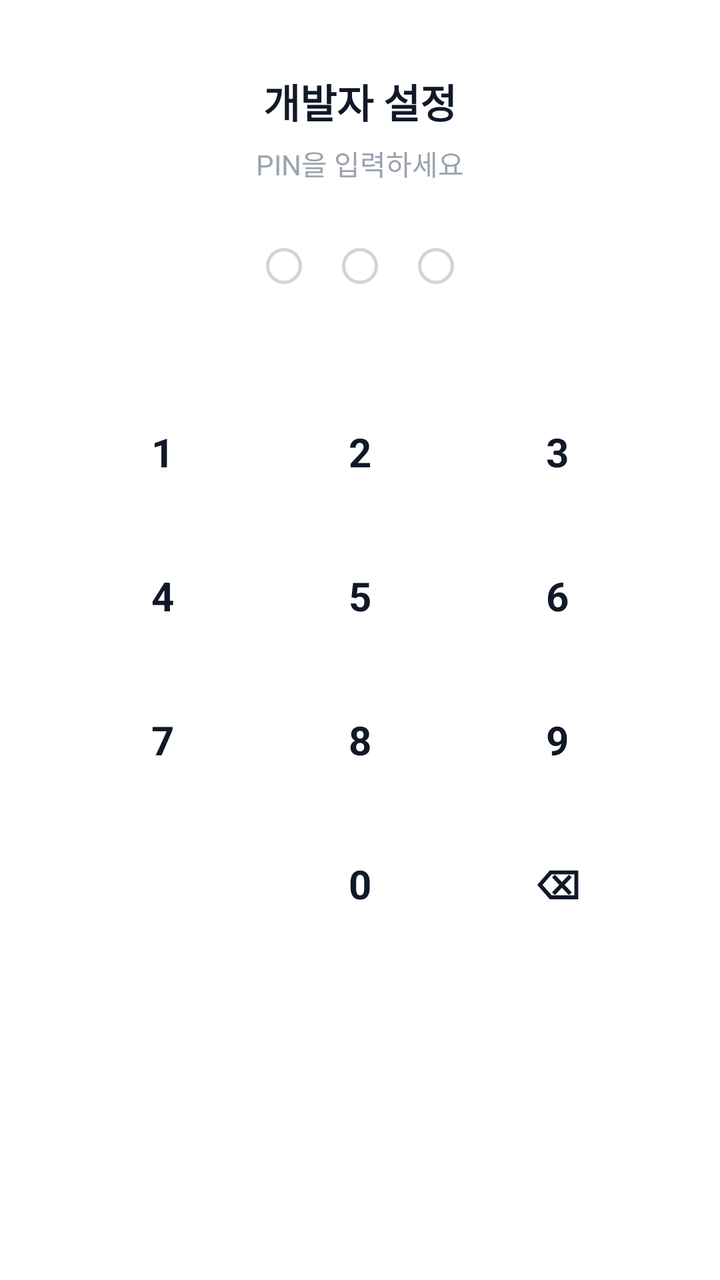
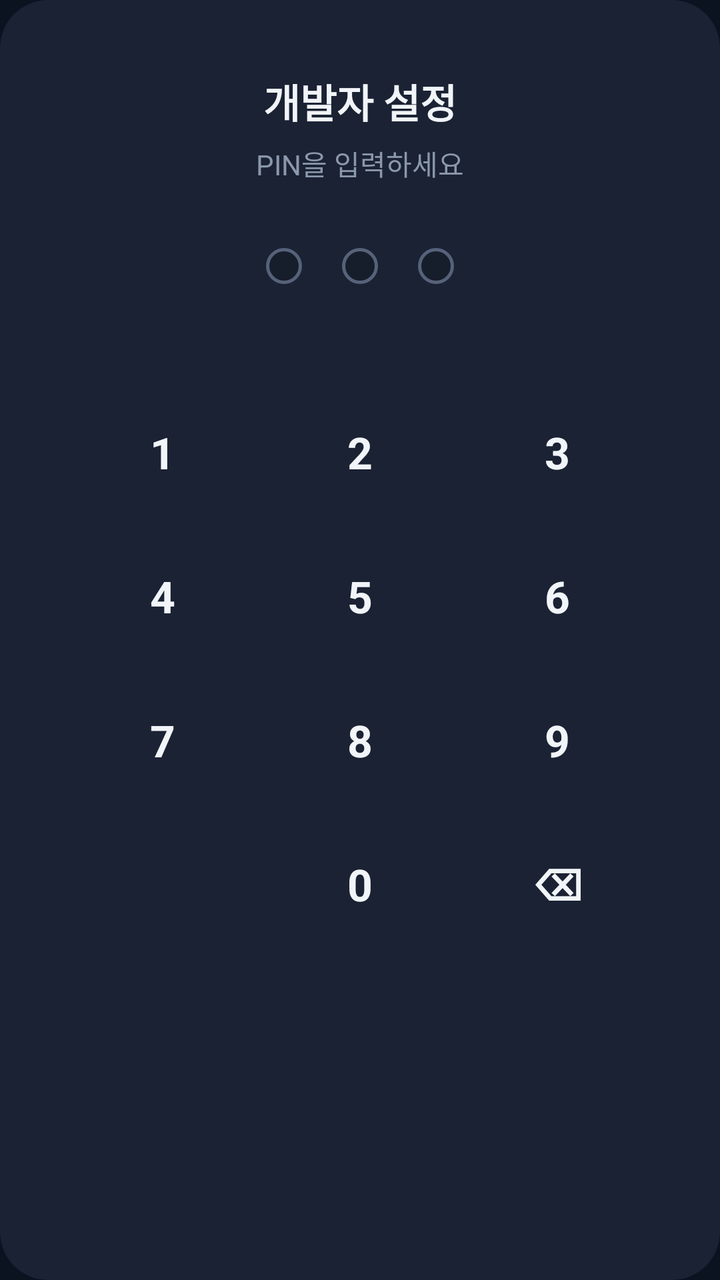

Before-and-after screenshots of an Android layout around one commit, followed by the original layout XML and the change that was made.
<!-- AndroidManifest.xml: application theme Theme.SafeAlert -->
<!-- res/layout/dialog_pin.xml -->
<?xml version="1.0" encoding="utf-8"?>
<LinearLayout xmlns:android="http://schemas.android.com/apk/res/android"
    android:layout_width="match_parent"
    android:layout_height="wrap_content"
    android:orientation="vertical"
    android:paddingStart="32dp"
    android:paddingEnd="32dp"
    android:paddingTop="36dp"
    android:paddingBottom="28dp"
    android:background="@drawable/shape_dialog_bg">

    <TextView
        android:layout_width="wrap_content"
        android:layout_height="wrap_content"
        android:layout_gravity="center_horizontal"
        android:text="개발자 설정"
        android:textSize="20sp"
        android:textStyle="bold"
        android:textColor="#111827" />

    <TextView
        android:layout_width="wrap_content"
        android:layout_height="wrap_content"
        android:layout_gravity="center_horizontal"
        android:layout_marginTop="6dp"
        android:text="PIN을 입력하세요"
        android:textSize="14sp"
        android:textColor="#9CA3AF" />

    
    <LinearLayout
        android:layout_width="wrap_content"
        android:layout_height="wrap_content"
        android:layout_gravity="center_horizontal"
        android:layout_marginTop="32dp"
        android:layout_marginBottom="12dp"
        android:orientation="horizontal">
        <View android:id="@+id/dot1" android:layout_width="18dp" android:layout_height="18dp"
            android:layout_marginEnd="20dp" android:background="@drawable/shape_pin_dot_empty"/>
        <View android:id="@+id/dot2" android:layout_width="18dp" android:layout_height="18dp"
            android:layout_marginEnd="20dp" android:background="@drawable/shape_pin_dot_empty"/>
        <View android:id="@+id/dot3" android:layout_width="18dp" android:layout_height="18dp"
            android:background="@drawable/shape_pin_dot_empty"/>
    </LinearLayout>

    
    <TextView
        android:id="@+id/tv_error"
        android:layout_width="wrap_content"
        android:layout_height="24dp"
        android:layout_gravity="center_horizontal"
        android:layout_marginBottom="12dp"
        android:text="PIN이 올바르지 않습니다"
        android:textSize="13sp"
        android:textColor="#EF4444"
        android:visibility="invisible" />

    
    <LinearLayout android:layout_width="match_parent" android:layout_height="72dp" android:orientation="horizontal">
        <TextView android:id="@+id/btn1" style="@style/PinButton" android:text="1"/>
        <TextView android:id="@+id/btn2" style="@style/PinButton" android:text="2"/>
        <TextView android:id="@+id/btn3" style="@style/PinButton" android:text="3"/>
    </LinearLayout>
    <LinearLayout android:layout_width="match_parent" android:layout_height="72dp" android:orientation="horizontal">
        <TextView android:id="@+id/btn4" style="@style/PinButton" android:text="4"/>
        <TextView android:id="@+id/btn5" style="@style/PinButton" android:text="5"/>
        <TextView android:id="@+id/btn6" style="@style/PinButton" android:text="6"/>
    </LinearLayout>
    <LinearLayout android:layout_width="match_parent" android:layout_height="72dp" android:orientation="horizontal">
        <TextView android:id="@+id/btn7" style="@style/PinButton" android:text="7"/>
        <TextView android:id="@+id/btn8" style="@style/PinButton" android:text="8"/>
        <TextView android:id="@+id/btn9" style="@style/PinButton" android:text="9"/>
    </LinearLayout>
    <LinearLayout android:layout_width="match_parent" android:layout_height="72dp" android:orientation="horizontal">
        <Space android:layout_width="0dp" android:layout_height="match_parent" android:layout_weight="1"/>
        <TextView android:id="@+id/btn0" style="@style/PinButton" android:text="0"/>
        <TextView android:id="@+id/btn_back" style="@style/PinButton" android:text="⌫"/>
    </LinearLayout>

</LinearLayout>
<!-- resources referenced by this layout -->
<resources>
  <!-- drawable shape_dialog_bg (drawable) -->
  <?xml version="1.0" encoding="utf-8"?>
  <shape xmlns:android="http://schemas.android.com/apk/res/android" android:shape="rectangle">
      <solid android:color="#FFFFFF"/>
      <corners android:radius="24dp"/>
  </shape>
  <!-- drawable shape_pin_dot_empty (drawable) -->
  <?xml version="1.0" encoding="utf-8"?>
  <shape xmlns:android="http://schemas.android.com/apk/res/android" android:shape="oval">
      <stroke android:width="1.5dp" android:color="#D1D5DB"/>
      <solid android:color="#FFFFFF"/>
  </shape>
  <style name="PinButton">
          <item name="android:layout_width">0dp</item>
          <item name="android:layout_height">match_parent</item>
          <item name="android:layout_weight">1</item>
          <item name="android:gravity">center</item>
          <item name="android:textSize">20sp</item>
          <item name="android:textStyle">bold</item>
          <item name="android:textColor">#111827</item>
          <item name="android:background">?attr/selectableItemBackground</item>
          <item name="android:clickable">true</item>
          <item name="android:focusable">true</item>
      </style>
  <style name="Theme.SafeAlert" parent="Theme.MaterialComponents.Light.NoActionBar">
          <item name="colorPrimary">@color/purple_500</item>
          <item name="colorPrimaryVariant">@color/purple_700</item>
          <item name="colorOnPrimary">@color/white</item>
          <item name="colorSecondary">@color/teal_200</item>
          <item name="colorSecondaryVariant">@color/teal_700</item>
          <item name="colorOnSecondary">@color/black</item>
          <item name="android:statusBarColor">?attr/colorPrimaryVariant</item>
      </style>
  <color name="purple_500">#FF6200EE</color>
  <color name="purple_700">#FF3700B3</color>
  <color name="white">#FFFFFFFF</color>
  <color name="teal_200">#FF03DAC5</color>
  <color name="teal_700">#FF018786</color>
  <color name="black">#FF000000</color>
</resources>

<!-- the commit's change to res/layout/dialog_pin.xml (unified diff, before → after) -->
@@ -16,7 +16,7 @@
         android:text="개발자 설정"
         android:textSize="20sp"
         android:textStyle="bold"
-        android:textColor="#111827" />
+        android:textColor="@color/sa_text_primary" />
 
     <TextView
         android:layout_width="wrap_content"
@@ -24,8 +24,8 @@
         android:layout_gravity="center_horizontal"
         android:layout_marginTop="6dp"
         android:text="PIN을 입력하세요"
-        android:textSize="14sp"
-        android:textColor="#9CA3AF" />
+        android:textSize="@dimen/sa_type_value"
+        android:textColor="@color/sa_text_tertiary" />
 
     
     <LinearLayout
@@ -51,8 +51,8 @@
         android:layout_gravity="center_horizontal"
         android:layout_marginBottom="12dp"
         android:text="PIN이 올바르지 않습니다"
-        android:textSize="13sp"
-        android:textColor="#EF4444"
+        android:textSize="@dimen/sa_type_body"
+        android:textColor="@color/sa_danger"
         android:visibility="invisible" />
 
     
<!-- resource entries referenced after the edit -->
@@ -1,43 +1,70 @@
 <!-- resources referenced by this layout -->
 <resources>
+  <color name="sa_danger">#FB7185</color>
+  <color name="sa_text_primary">#F1F5F9</color>
+  <color name="sa_text_tertiary">#8B98AC</color>
+  <dimen name="sa_type_body">13sp</dimen>
+  <dimen name="sa_type_value">14sp</dimen>
   <!-- drawable shape_dialog_bg (drawable) -->
   <?xml version="1.0" encoding="utf-8"?>
   <shape xmlns:android="http://schemas.android.com/apk/res/android" android:shape="rectangle">
-      <solid android:color="#FFFFFF"/>
-      <corners android:radius="24dp"/>
+      <solid android:color="@color/sa_surface"/>
+      <corners android:radius="@dimen/sa_radius_lg"/>
   </shape>
   <!-- drawable shape_pin_dot_empty (drawable) -->
   <?xml version="1.0" encoding="utf-8"?>
   <shape xmlns:android="http://schemas.android.com/apk/res/android" android:shape="oval">
-      <stroke android:width="1.5dp" android:color="#D1D5DB"/>
-      <solid android:color="#FFFFFF"/>
+      <stroke android:width="1.5dp" android:color="@color/sa_stroke"/>
+      <solid android:color="@color/sa_surface_alt"/>
   </shape>
   <style name="PinButton">
           <item name="android:layout_width">0dp</item>
           <item name="android:layout_height">match_parent</item>
           <item name="android:layout_weight">1</item>
           <item name="android:gravity">center</item>
-          <item name="android:textSize">20sp</item>
+          <item name="android:minHeight">@dimen/sa_touch_min</item>
+          <item name="android:textSize">@dimen/sa_type_display</item>
           <item name="android:textStyle">bold</item>
-          <item name="android:textColor">#111827</item>
+          <item name="android:textColor">@color/sa_text_primary</item>
           <item name="android:background">?attr/selectableItemBackground</item>
           <item name="android:clickable">true</item>
           <item name="android:focusable">true</item>
       </style>
-  <style name="Theme.SafeAlert" parent="Theme.MaterialComponents.Light.NoActionBar">
-          <item name="colorPrimary">@color/purple_500</item>
-          <item name="colorPrimaryVariant">@color/purple_700</item>
-          <item name="colorOnPrimary">@color/white</item>
-          <item name="colorSecondary">@color/teal_200</item>
-          <item name="colorSecondaryVariant">@color/teal_700</item>
-          <item name="colorOnSecondary">@color/black</item>
-          <item name="android:statusBarColor">?attr/colorPrimaryVariant</item>
+  <style name="Theme.SafeAlert" parent="Theme.MaterialComponents.NoActionBar">
+          <item name="colorPrimary">@color/sa_accent</item>
+          <item name="colorPrimaryVariant">@color/sa_accent_dim</item>
+          <item name="colorOnPrimary">@color/sa_on_accent</item>
+          <item name="colorSecondary">@color/sa_accent_dim</item>
+          <item name="colorSecondaryVariant">@color/sa_accent_dim</item>
+          <item name="colorOnSecondary">@color/sa_on_accent</item>
+  
+          <item name="android:colorBackground">@color/sa_bg</item>
+          <item name="colorOnBackground">@color/sa_text_primary</item>
+          <item name="colorSurface">@color/sa_surface</item>
+          <item name="colorOnSurface">@color/sa_text_primary</item>
+          <item name="colorError">@color/sa_danger</item>
+          <item name="colorOnError">@color/sa_on_accent</item>
+  
+          <item name="android:textColorPrimary">@color/sa_text_primary</item>
+          <item name="android:textColorSecondary">@color/sa_text_secondary</item>
+          <item name="android:textColorHint">@color/sa_text_tertiary</item>
+  
+          
+          <item name="android:windowBackground">@color/sa_bg</item>
+          <item name="android:statusBarColor">@color/sa_bg</item>
+          <item name="android:navigationBarColor">@color/sa_bg</item>
+          <item name="android:windowLightStatusBar">false</item>
       </style>
-  <color name="purple_500">#FF6200EE</color>
-  <color name="purple_700">#FF3700B3</color>
-  <color name="white">#FFFFFFFF</color>
-  <color name="teal_200">#FF03DAC5</color>
-  <color name="teal_700">#FF018786</color>
-  <color name="black">#FF000000</color>
+  <color name="sa_surface">#1A2233</color>
+  <dimen name="sa_radius_lg">24dp</dimen>
+  <color name="sa_stroke">#56627A</color>
+  <color name="sa_surface_alt">#161D2B</color>
+  <dimen name="sa_touch_min">48dp</dimen>
+  <dimen name="sa_type_display">22sp</dimen>
+  <color name="sa_accent">#7DD3FC</color>
+  <color name="sa_accent_dim">#60A5FA</color>
+  <color name="sa_on_accent">#0B1220</color>
+  <color name="sa_bg">#0B1220</color>
+  <color name="sa_text_secondary">#C3CDDC</color>
 </resources>
 
